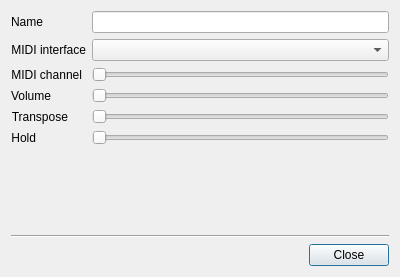
Old version of the form src/instrumentpropertiesdialog.ui in the repository gitGNU/gnu_tutka.
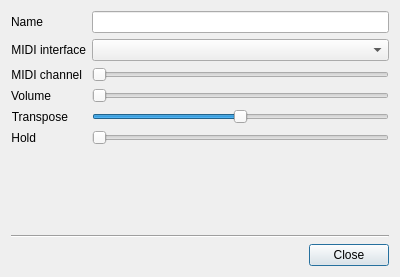
New version of the form.

```diff
--- a/src/instrumentpropertiesdialog.ui
+++ b/src/instrumentpropertiesdialog.ui
@@ -90,7 +90,16 @@
       </widget>
      </item>
      <item row="4" column="1">
-      <widget class="QSlider" name="horizontalSlider_3">
+      <widget class="QSlider" name="horizontalSliderTranspose">
+       <property name="minimum">
+        <number>-24</number>
+       </property>
+       <property name="maximum">
+        <number>24</number>
+       </property>
+       <property name="pageStep">
+        <number>2</number>
+       </property>
        <property name="orientation">
         <enum>Qt::Horizontal</enum>
        </property>
```
Left out of the diff: 51 changed lines with no effect on the pictures.
